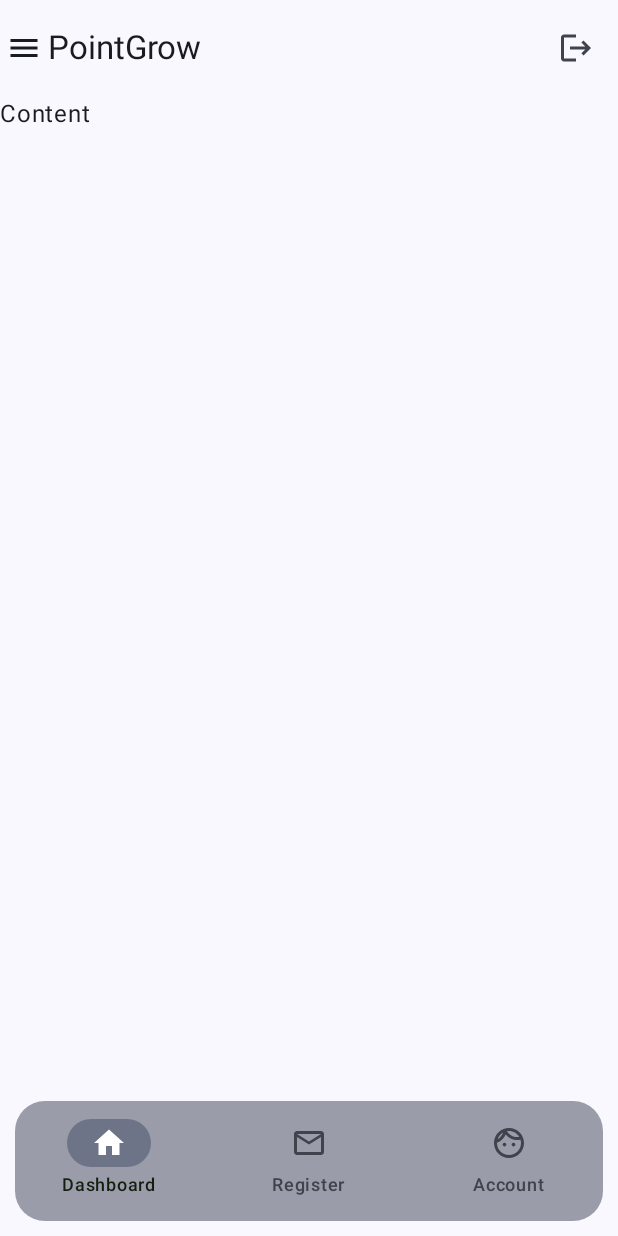
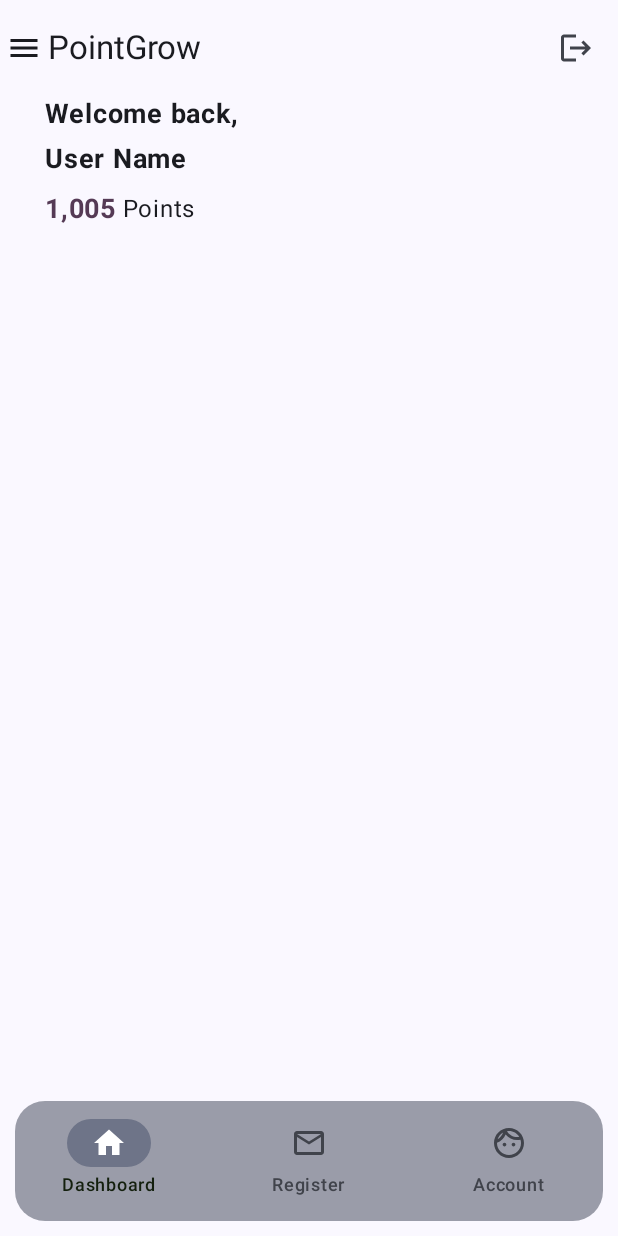
Before and after one commit to kfong2/Project, an Android app built with Jetpack Compose: the composable Dashboard shown on its own in the app's theme, on a phone screen of 412 x 824 dp. Run offline under Robolectric (Android 15) with nearby library versions, the phone set to English and light mode, and no system bars; our stand-ins replace Firebase (no records; nobody signed in at launch, a user with empty details on screens opened directly).

Commit message:
updated Dashboard

```diff
--- a/app/src/main/java/com/example/project/navigation/PointGrowRouter.kt
+++ b/app/src/main/java/com/example/project/navigation/PointGrowRouter.kt
@@ -14,7 +14,7 @@ sealed class Screen(){
 }
 
 object PointGrowRouter {
-    val currentScreen : MutableState<Screen> = mutableStateOf(Screen.Login)
+    val currentScreen : MutableState<Screen> = mutableStateOf(Screen.Dashboard)
 
     fun navigateTo(destination: Screen){
         currentScreen.value = destination
--- a/app/src/main/java/com/example/project/screens/Dashboard.kt
+++ b/app/src/main/java/com/example/project/screens/Dashboard.kt
@@ -1,7 +1,12 @@
 package com.example.project.screens
 
 import android.annotation.SuppressLint
+import androidx.compose.foundation.background
+import androidx.compose.foundation.border
+import androidx.compose.foundation.layout.Arrangement
+import androidx.compose.foundation.layout.Box
 import androidx.compose.foundation.layout.Column
+import androidx.compose.foundation.layout.Row
 import androidx.compose.foundation.layout.fillMaxWidth
 import androidx.compose.foundation.layout.padding
 import androidx.compose.foundation.shape.RoundedCornerShape
@@ -11,7 +16,10 @@ import androidx.compose.material.icons.filled.Face
 import androidx.compose.material.icons.filled.Home
 import androidx.compose.material.icons.outlined.Email
 import androidx.compose.material.icons.outlined.Face
+import androidx.compose.material.icons.outlined.Favorite
 import androidx.compose.material.icons.outlined.Home
+import androidx.compose.material3.Card
+import androidx.compose.material3.CardDefaults
 import androidx.compose.material3.ExperimentalMaterial3Api
 import androidx.compose.material3.Icon
 import androidx.compose.material3.MaterialTheme
@@ -26,13 +34,21 @@ import androidx.compose.runtime.getValue
 import androidx.compose.runtime.mutableStateOf
 import androidx.compose.runtime.saveable.rememberSaveable
 import androidx.compose.runtime.setValue
+import androidx.compose.ui.Alignment
 import androidx.compose.ui.ExperimentalComposeUiApi
 import androidx.compose.ui.Modifier
 import androidx.compose.ui.draw.clip
 import androidx.compose.ui.graphics.Color
 import androidx.compose.ui.graphics.vector.ImageVector
 import androidx.compose.ui.unit.dp
+import androidx.compose.ui.unit.sp
 import com.example.project.components.AppToolbar
+import com.example.project.components.ButtonWithIconAndMessageComponent
+import com.example.project.components.HeadingComponent
+import com.example.project.components.MessageComponent
+import com.example.project.components.SubheadingComponent
+import com.example.project.components.TextButtonComponent
+import com.example.project.data.RegistrationUIEvent
 import com.example.project.data.RegistrationViewModel
 
 data class NavItemState(
@@ -87,17 +103,9 @@ fun Dashboard(registrationViewModel: RegistrationViewModel) {
                 items.forEachIndexed { index, item ->
                     NavigationBarItem(
                         selected = bottomNavState == index,
-//                        onClick = { bottomNavState = index, navController.navigate("Account")},
                         onClick = { },
 
                         icon = {
-//                            BadgedBox(badge = {
-//                                if (item.hasBadge) Badge {}
-//                                if (item.badgeNum != 0) Badge {
-//                                    Text(text = item.badgeNum.toString())
-//                                }
-//                            }
-//                            ) {
                             Icon(
                                 imageVector = if (bottomNavState == index) item.selectedIcon
                                 else item.unselectedIcon,
@@ -124,10 +132,20 @@ fun Dashboard(registrationViewModel: RegistrationViewModel) {
         ){
 
             Column (
-                modifier = Modifier.padding(contentPadding)
+                modifier = Modifier
+                    .padding(contentPadding)
             ) {
 
-                Text(text = "Content")
+                HeadingComponent("Welcome back,")
+                HeadingComponent("User Name")
+                Row (
+                    verticalAlignment = Alignment.CenterVertically,
+                    horizontalArrangement = Arrangement.SpaceAround
+                ) {
+                    SubheadingComponent(value = "1,005")
+                    Text(text = " Points")
+                }
+
             }
 
         }
--- a/app/src/main/java/com/example/project/screens/Registration.kt
+++ b/app/src/main/java/com/example/project/screens/Registration.kt
@@ -23,9 +23,10 @@ import com.example.project.components.ButtonComponent
 import com.example.project.components.DividerComponent
 import com.example.project.components.HeadingComponent
 import com.example.project.components.InputComponent
+import com.example.project.components.MessageComponent
 //import com.example.project.components.LoginOrRegComponent
 import com.example.project.components.PasswordComponent
-import com.example.project.components.TermsComponent
+//import com.example.project.components.TermsComponent
 import com.example.project.components.TextButtonComponent
 import com.example.project.data.RegistrationViewModel
 import com.example.project.data.RegistrationUIEvent
@@ -77,7 +78,7 @@ fun Registration(registrationViewModel: RegistrationViewModel = viewModel()) {
                     errorStatus = registrationViewModel.registrationUIState.value.passwordError
                 )
 
-                TermsComponent("By signing up you accept our privacy policy and terms of use.")
+                MessageComponent("By signing up you accept our privacy policy and terms of use.")
 
                 Spacer(modifier = Modifier.height(20.dp))
 
```
Also changed, not shown: app/src/main/java/com/example/project/components/AppComponents.kt (+72 -1 lines), app/src/main/java/com/example/project/screens/Rewards.kt (added, +8 -0 lines).
